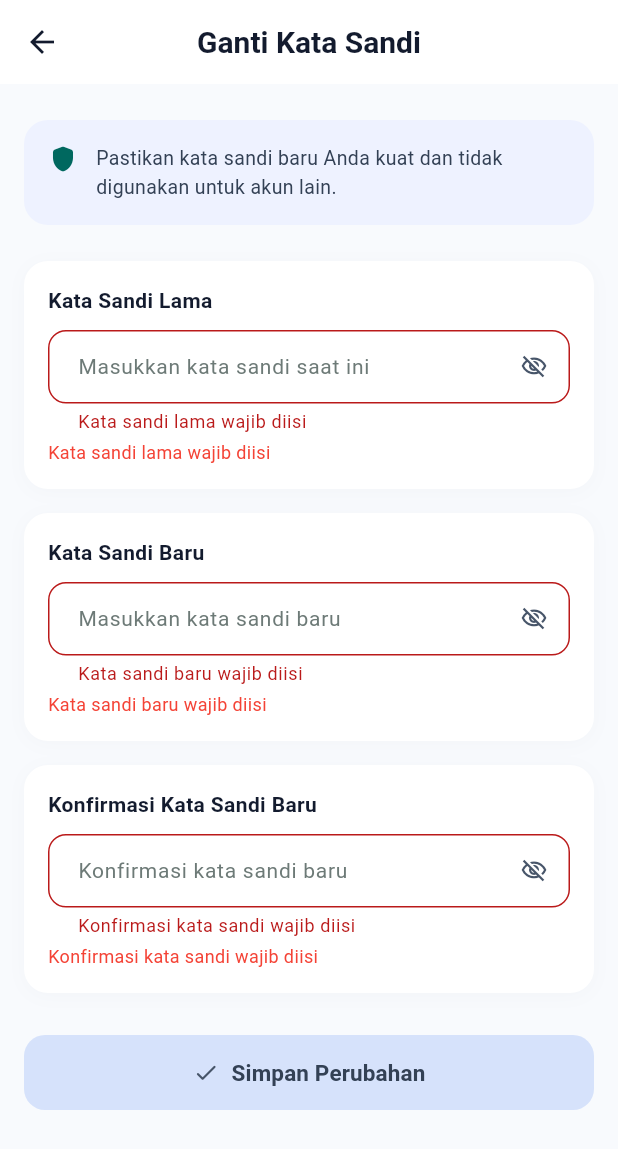
After one commit to FattahulAlim/GlucoSafe, a Flutter app: the ChangePasswordPage screen opened directly, after a tap on "Simpan Perubahan", on a phone screen of 412 x 824 dp. The commit adds this screen. Shown: the top 1149 px of the screen. Run offline on Flutter 3.47's test engine with Material 3 defaults, Android fonts, the phone set to English and light mode, and no system bars; our stand-ins replace flutter_secure_storage, shared_preferences; accounts and stored records are empty.

Commit message:
feat: menambahkan fitur change pass

```diff
--- a/glucosafe/lib/core/models/auth_models.dart
+++ b/glucosafe/lib/core/models/auth_models.dart
@@ -53,3 +53,23 @@ class RegisterRequest {
     };
   }
 }
+
+class ChangePasswordRequest {
+  final String currentPassword;
+  final String newPassword;
+  final String confirmNewPassword;
+
+  const ChangePasswordRequest({
+    required this.currentPassword,
+    required this.newPassword,
+    required this.confirmNewPassword,
+  });
+
+  Map<String, dynamic> toJson() {
+    return {
+      'currentPassword': currentPassword,
+      'newPassword': newPassword,
+      'confirmNewPassword': confirmNewPassword,
+    };
+  }
+}
--- a/glucosafe/lib/core/services/user_service.dart
+++ b/glucosafe/lib/core/services/user_service.dart
@@ -1,5 +1,6 @@
 import '../config/api_config.dart';
 import '../models/api_response.dart';
+import '../models/auth_models.dart';
 import '../models/user.dart';
 import 'api_client.dart';
 import 'storage_service.dart';
@@ -62,4 +63,22 @@ class UserService {
 
     return response;
   }
+
+  Future<ApiResponse<dynamic>> changePassword(
+    ChangePasswordRequest request,
+  ) async {
+    final token = await _storage.getToken();
+    if (token == null) {
+      return ApiResponse<dynamic>(
+        success: false,
+        message: 'Pengguna belum login.',
+      );
+    }
+
+    return await _apiClient.post<dynamic>(
+      '${ApiConfig.usersPath}/me/password',
+      request.toJson(),
+      token: token,
+    );
+  }
 }
--- /dev/null
+++ b/glucosafe/lib/features/profile/presentation/pages/change_password_page.dart
@@ -0,0 +1,512 @@
+import 'package:flutter/material.dart';
+import '../../../../core/theme/app_colors.dart';
+import '../../../../core/services/user_service.dart';
+import '../../../../core/services/storage_service.dart';
+import '../../../../core/models/auth_models.dart';
+import '../../../auth/presentation/pages/login_page.dart';
+
+/// Halaman Ganti Kata Sandi Pengguna GlucoSafe.
+/// Memungkinkan pengguna yang sudah login mengubah kata sandi akun mereka
+/// dengan verifikasi kata sandi lama dan validasi ketentuan kata sandi baru.
+class ChangePasswordPage extends StatefulWidget {
+  const ChangePasswordPage({super.key});
+
+  @override
+  State<ChangePasswordPage> createState() => _ChangePasswordPageState();
+}
+
+class _ChangePasswordPageState extends State<ChangePasswordPage> {
+  final UserService _userService = UserService();
+  final StorageService _storageService = StorageService();
+
+  late final TextEditingController _currentPasswordController;
+  late final TextEditingController _newPasswordController;
+  late final TextEditingController _confirmNewPasswordController;
+
+  bool _obscureCurrentPassword = true;
+  bool _obscureNewPassword = true;
+  bool _obscureConfirmNewPassword = true;
+
+  String? _currentPasswordError;
+  String? _newPasswordError;
+  String? _confirmNewPasswordError;
+
+  bool _isSaving = false;
+
+  @override
+  void initState() {
+    super.initState();
+    _currentPasswordController = TextEditingController();
+    _newPasswordController = TextEditingController();
+    _confirmNewPasswordController = TextEditingController();
+  }
+
+  @override
+  void dispose() {
+    _currentPasswordController.dispose();
+    _newPasswordController.dispose();
+    _confirmNewPasswordController.dispose();
+    super.dispose();
+  }
+
+  void _validateAndSave() {
+    setState(() {
+      _currentPasswordError = null;
+      _newPasswordError = null;
+      _confirmNewPasswordError = null;
+
+      final currentPass = _currentPasswordController.text.trim();
+      final newPass = _newPasswordController.text.trim();
+      final confirmPass = _confirmNewPasswordController.text.trim();
+
+      if (currentPass.isEmpty) {
+        _currentPasswordError = 'Kata sandi lama wajib diisi';
+      }
+
+      if (newPass.isEmpty) {
+        _newPasswordError = 'Kata sandi baru wajib diisi';
+      } else if (newPass.length < 8) {
+        _newPasswordError = 'Kata sandi baru minimal 8 karakter';
+      }
+
+      if (confirmPass.isEmpty) {
+        _confirmNewPasswordError = 'Konfirmasi kata sandi wajib diisi';
+      } else if (confirmPass != newPass) {
+        _confirmNewPasswordError = 'Konfirmasi kata sandi harus sama dengan kata sandi baru';
+      }
+    });
+  }
+
+  Future<void> _saveChanges() async {
+    _validateAndSave();
+
+    if (_currentPasswordError != null ||
+        _newPasswordError != null ||
+        _confirmNewPasswordError != null) {
+      return;
+    }
+
+    setState(() => _isSaving = true);
+
+    final request = ChangePasswordRequest(
+      currentPassword: _currentPasswordController.text.trim(),
+      newPassword: _newPasswordController.text.trim(),
+      confirmNewPassword: _confirmNewPasswordController.text.trim(),
+    );
+
+    try {
+      final res = await _userService.changePassword(request);
+
+      if (!mounted) return;
+      setState(() => _isSaving = false);
+
+      if (res.success) {
+        ScaffoldMessenger.of(context).showSnackBar(
+          const SnackBar(
+            content: Text('Kata sandi berhasil diubah'),
+            backgroundColor: AppColors.brand2,
+          ),
+        );
+
+        // Logout user so they must login with new password
+        await _storageService.clearAll();
+
+        if (!mounted) return;
+        Navigator.pushAndRemoveUntil(
+          context,
+          MaterialPageRoute(builder: (_) => const LoginPage()),
+          (route) => false,
+        );
+      } else {
+        ScaffoldMessenger.of(context).showSnackBar(
+          SnackBar(
+            content: Text(res.message),
+            backgroundColor: Colors.red,
+          ),
+        );
+      }
+    } catch (e) {
+      if (!mounted) return;
+      setState(() => _isSaving = false);
+      ScaffoldMessenger.of(context).showSnackBar(
+        SnackBar(
+          content: Text('Gagal mengubah kata sandi: ${e.toString()}'),
+          backgroundColor: Colors.red,
+        ),
+      );
+    }
+  }
+
+  @override
+  Widget build(BuildContext context) {
+    return Scaffold(
+      backgroundColor: const Color(0xFFF8FAFD),
+      appBar: AppBar(
+        backgroundColor: Colors.white,
+        elevation: 0,
+        leading: IconButton(
+          icon: const Icon(Icons.arrow_back, color: AppColors.ink),
+          tooltip: 'Kembali',
+          onPressed: () => Navigator.maybePop(context),
+        ),
+        title: const Text(
+          'Ganti Kata Sandi',
+          style: TextStyle(
+            fontSize: 20,
+            fontWeight: FontWeight.w600,
+            color: AppColors.ink,
+          ),
+        ),
+        centerTitle: true,
+      ),
+      body: SafeArea(
+        child: SingleChildScrollView(
+          physics: const AlwaysScrollableScrollPhysics(),
+          padding: const EdgeInsets.symmetric(horizontal: 16, vertical: 24),
+          child: Column(
+            crossAxisAlignment: CrossAxisAlignment.stretch,
+            children: [
+              // Catatan keamanan
+              Container(
+                width: double.infinity,
+                padding: const EdgeInsets.all(16),
+                decoration: BoxDecoration(
+                  color: const Color(0xFFEEF2FF),
+                  borderRadius: BorderRadius.circular(16),
+                ),
+                child: const Row(
+                  crossAxisAlignment: CrossAxisAlignment.start,
+                  children: [
+                    Icon(
+                      Icons.shield_rounded,
+                      size: 20,
+                      color: AppColors.brand,
+                    ),
+                    SizedBox(width: 12),
+                    Expanded(
+                      child: Text(
+                        'Pastikan kata sandi baru Anda kuat dan tidak digunakan untuk akun lain.',
+                        style: TextStyle(
+                          fontSize: 13,
+                          height: 1.45,
+                          color: Color(0xFF334155),
+                        ),
+                      ),
+                    ),
+                  ],
+                ),
+              ),
+
+              const SizedBox(height: 24),
+
+              // Kata sandi lama
+              Container(
+                width: double.infinity,
+                padding: const EdgeInsets.all(16),
+                decoration: BoxDecoration(
+                  color: Colors.white,
+                  borderRadius: BorderRadius.circular(16),
+                  boxShadow: const [
+                    BoxShadow(
+                      color: Color(0x060F172A),
+                      blurRadius: 10,
+                      offset: Offset(0, 2),
+                    ),
+                  ],
+                ),
+                child: Column(
+                  crossAxisAlignment: CrossAxisAlignment.start,
+                  children: [
+                    const Text(
+                      'Kata Sandi Lama',
+                      style: TextStyle(
+                        fontSize: 14,
+                        fontWeight: FontWeight.w700,
+                        color: AppColors.ink,
+                      ),
+                    ),
+                    const SizedBox(height: 10),
+                    TextField(
+                      controller: _currentPasswordController,
+                      obscureText: _obscureCurrentPassword,
+                      style: const TextStyle(fontSize: 14, color: AppColors.ink),
+                      decoration: InputDecoration(
+                        hintText: 'Masukkan kata sandi saat ini',
+                        hintStyle: const TextStyle(fontSize: 14, color: AppColors.hint),
+                        filled: true,
+                        fillColor: Colors.white,
+                        isDense: true,
+                        contentPadding: EdgeInsets.fromLTRB(16, 14, 16, 14),
+                        border: OutlineInputBorder(
+                          borderRadius: BorderRadius.circular(12),
+                          borderSide: BorderSide(color: AppColors.border),
+                        ),
+                        enabledBorder: OutlineInputBorder(
+                          borderRadius: BorderRadius.circular(12),
+                          borderSide: BorderSide(color: AppColors.border),
+                        ),
+                        focusedBorder: OutlineInputBorder(
+                          borderRadius: BorderRadius.circular(12),
+                          borderSide: BorderSide(color: AppColors.brand2, width: 1.5),
+                        ),
+                        suffixIcon: IconButton(
+                          icon: Icon(
+                            _obscureCurrentPassword
+                                ? Icons.visibility_off_outlined
+                                : Icons.visibility_outlined,
+                            size: 18,
+                            color: AppColors.slate,
+                          ),
+                          tooltip: _obscureCurrentPassword
+                              ? 'Tampilkan kata sandi'
+                              : 'Sembunyikan kata sandi',
+                          onPressed: () =>
+                              setState(() => _obscureCurrentPassword = !_obscureCurrentPassword),
+                        ),
+                        errorText: _currentPasswordError,
+                        errorStyle: const TextStyle(fontSize: 12),
+                      ),
+                    ),
+                    if (_currentPasswordError != null)
+                      Padding(
+                        padding: const EdgeInsets.only(top: 4),
+                        child: Text(
+                          _currentPasswordError!,
+                          style: const TextStyle(
+                            fontSize: 12,
+                            color: Colors.red,
+                          ),
+                        ),
+                      ),
+                  ],
+                ),
+              ),
+
+              const SizedBox(height: 16),
+
+              // Kata sandi baru
+              Container(
+                width: double.infinity,
+                padding: const EdgeInsets.all(16),
+                decoration: BoxDecoration(
+                  color: Colors.white,
+                  borderRadius: BorderRadius.circular(16),
+                  boxShadow: const [
+                    BoxShadow(
+                      color: Color(0x060F172A),
+                      blurRadius: 10,
+                      offset: Offset(0, 2),
+                    ),
+                  ],
+                ),
+                child: Column(
+                  crossAxisAlignment: CrossAxisAlignment.start,
+                  children: [
+                    const Text(
+                      'Kata Sandi Baru',
+                      style: TextStyle(
+                        fontSize: 14,
+                        fontWeight: FontWeight.w700,
+                        color: AppColors.ink,
+                      ),
+                    ),
+                    const SizedBox(height: 10),
+                    TextField(
+                      controller: _newPasswordController,
+                      obscureText: _obscureNewPassword,
+                      style: const TextStyle(fontSize: 14, color: AppColors.ink),
+                      decoration: InputDecoration(
+                        hintText: 'Masukkan kata sandi baru',
+                        hintStyle: const TextStyle(fontSize: 14, color: AppColors.hint),
+                        filled: true,
+                        fillColor: Colors.white,
+                        isDense: true,
+                        contentPadding: EdgeInsets.fromLTRB(16, 14, 16, 14),
+                        border: OutlineInputBorder(
+                          borderRadius: BorderRadius.circular(12),
+                          borderSide: BorderSide(color: AppColors.border),
+                        ),
+                        enabledBorder: OutlineInputBorder(
+                          borderRadius: BorderRadius.circular(12),
+                          borderSide: BorderSide(color: AppColors.border),
+                        ),
+                        focusedBorder: OutlineInputBorder(
+                          borderRadius: BorderRadius.circular(12),
+                          borderSide: BorderSide(color: AppColors.brand2, width: 1.5),
+                        ),
+                        suffixIcon: IconButton(
+                          icon: Icon(
+                            _obscureNewPassword
+                                ? Icons.visibility_off_outlined
+                                : Icons.visibility_outlined,
+                            size: 18,
+                            color: AppColors.slate,
+                          ),
+                          tooltip: _obscureNewPassword
+                              ? 'Tampilkan kata sandi'
+                              : 'Sembunyikan kata sandi',
+                          onPressed: () =>
+                              setState(() => _obscureNewPassword = !_obscureNewPassword),
+                        ),
+                        errorText: _newPasswordError,
+                        errorStyle: const TextStyle(fontSize: 12),
+                      ),
+                    ),
+                    if (_newPasswordError != null)
+                      Padding(
+                        padding: const EdgeInsets.only(top: 4),
+                        child: Text(
+                          _newPasswordError!,
+                          style: const TextStyle(
+                            fontSize: 12,
+                            color: Colors.red,
+                          ),
+                        ),
+                      ),
+                  ],
+                ),
+              ),
+
+              const SizedBox(height: 16),
+
+              // Konfirmasi kata sandi baru
+              Container(
+                width: double.infinity,
+                padding: const EdgeInsets.all(16),
+                decoration: BoxDecoration(
+                  color: Colors.white,
+                  borderRadius: BorderRadius.circular(16),
+                  boxShadow: const [
+                    BoxShadow(
+                      color: Color(0x060F172A),
+                      blurRadius: 10,
+                      offset: Offset(0, 2),
+                    ),
+                  ],
+                ),
+                child: Column(
+                  crossAxisAlignment: CrossAxisAlignment.start,
+                  children: [
+                    const Text(
+                      'Konfirmasi Kata Sandi Baru',
+                      style: TextStyle(
+                        fontSize: 14,
+                        fontWeight: FontWeight.w700,
+                        color: AppColors.ink,
+                      ),
+                    ),
+                    const SizedBox(height: 10),
+                    TextField(
+                      controller: _confirmNewPasswordController,
+                      obscureText: _obscureConfirmNewPassword,
+                      style: const TextStyle(fontSize: 14, color: AppColors.ink),
+                      decoration: InputDecoration(
+                        hintText: 'Konfirmasi kata sandi baru',
+                        hintStyle: const TextStyle(fontSize: 14, color: AppColors.hint),
+                        filled: true,
+                        fillColor: Colors.white,
+                        isDense: true,
+                        contentPadding: EdgeInsets.fromLTRB(16, 14, 16, 14),
+                        border: OutlineInputBorder(
+                          borderRadius: BorderRadius.circular(12),
+                          borderSide: BorderSide(color: AppColors.border),
+                        ),
+                        enabledBorder: OutlineInputBorder(
+                          borderRadius: BorderRadius.circular(12),
+                          borderSide: BorderSide(color: AppColors.border),
+                        ),
+                        focusedBorder: OutlineInputBorder(
+                          borderRadius: BorderRadius.circular(12),
+                          borderSide: BorderSide(color: AppColors.brand2, width: 1.5),
+                        ),
+                        suffixIcon: IconButton(
+                          icon: Icon(
+                            _obscureConfirmNewPassword
+                                ? Icons.visibility_off_outlined
+                                : Icons.visibility_outlined,
+                            size: 18,
+                            color: AppColors.slate,
+                          ),
+                          tooltip: _obscureConfirmNewPassword
+                              ? 'Tampilkan kata sandi'
+                              : 'Sembunyikan kata sandi',
+                          onPressed: () =>
+                              setState(() => _obscureConfirmNewPassword =
+                                  !_obscureConfirmNewPassword),
+                        ),
+                        errorText: _confirmNewPasswordError,
+                        errorStyle: const TextStyle(fontSize: 12),
+                      ),
+                    ),
+                    if (_confirmNewPasswordError != null)
+                      Padding(
+                        padding: const EdgeInsets.only(top: 4),
+                        child: Text(
+                          _confirmNewPasswordError!,
+                          style: const TextStyle(
+                            fontSize: 12,
+                            color: Colors.red,
+                          ),
+                        ),
+                      ),
+                  ],
+                ),
+              ),
+
+              const SizedBox(height: 28),
+
+              // Tombol Simpan
+              SizedBox(
+                width: double.infinity,
+                height: 50,
+                child: ElevatedButton(
+                  onPressed: _isSaving ? null : _saveChanges,
+                  style: ElevatedButton.styleFrom(
+                    elevation: 0,
+                    backgroundColor: const Color(0xFFD6E2FB),
+                    foregroundColor: const Color(0xFF334155),
+                    shape: RoundedRectangleBorder(
+                      borderRadius: BorderRadius.circular(14),
+                    ),
+                    padding: const EdgeInsets.symmetric(vertical: 14),
+                  ),
+                  child: _isSaving
+                      ? const SizedBox(
+                          width: 22,
+                          height: 22,
+                          child: CircularProgressIndicator(
+                            strokeWidth: 2.5,
+                            valueColor: AlwaysStoppedAnimation<Color>(
+                                Color(0xFF334155)),
+                          ),
+                        )
+                      : const Row(
+                          mainAxisAlignment: MainAxisAlignment.center,
+                          children: [
+                            Icon(
+                              Icons.check_rounded,
+                              size: 18,
+                              color: Color(0xFF475569),
+                            ),
+                            SizedBox(width: 8),
+                            Text(
+                              'Simpan Perubahan',
+                              style: TextStyle(
+                                fontSize: 15,
+                                fontWeight: FontWeight.w700,
+                                color: Color(0xFF334155),
+                              ),
+                            ),
+                          ],
+                        ),
+                ),
+              ),
+
+              const SizedBox(height: 16),
+            ],
+          ),
+        ),
+      ),
+    );
+  }
+}
--- a/glucosafe/lib/features/profile/presentation/pages/profile_page.dart
+++ b/glucosafe/lib/features/profile/presentation/pages/profile_page.dart
@@ -10,6 +10,7 @@ import '../widgets/profile_action_button.dart';
 import '../widgets/profile_avatar.dart';
 import '../widgets/profile_info_tile.dart';
 import './edit_profile_page.dart';
+import './change_password_page.dart';
 import '../../../auth/presentation/pages/login_page.dart';
 
 /// Halaman Profil Pengguna GlucoSafe.
@@ -105,6 +106,13 @@ class _ProfilePageState extends State<ProfilePage> {
         ),
       );
     }
+  }
+
+  void _handleChangePassword() {
+    Navigator.push(
+      context,
+      MaterialPageRoute(builder: (_) => const ChangePasswordPage()),
+    );
   }
 
   void _handleLogout() {
@@ -289,6 +297,15 @@ class _ProfilePageState extends State<ProfilePage> {
 
                     const SizedBox(height: 12),
 
+                    // Tombol Aksi: Ganti Kata Sandi
+                    ProfileActionButton.outline(
+                      text: 'Ganti Kata Sandi',
+                      icon: Icons.lock_outline,
+                      onPressed: _handleChangePassword,
+                    ),
+
+                    const SizedBox(height: 12),
+
                     // Tombol Aksi: Keluar dari Akun
                     ProfileActionButton.destructive(
                       text: 'Keluar dari Akun',
```
Also changed, not shown: 2 other files.
